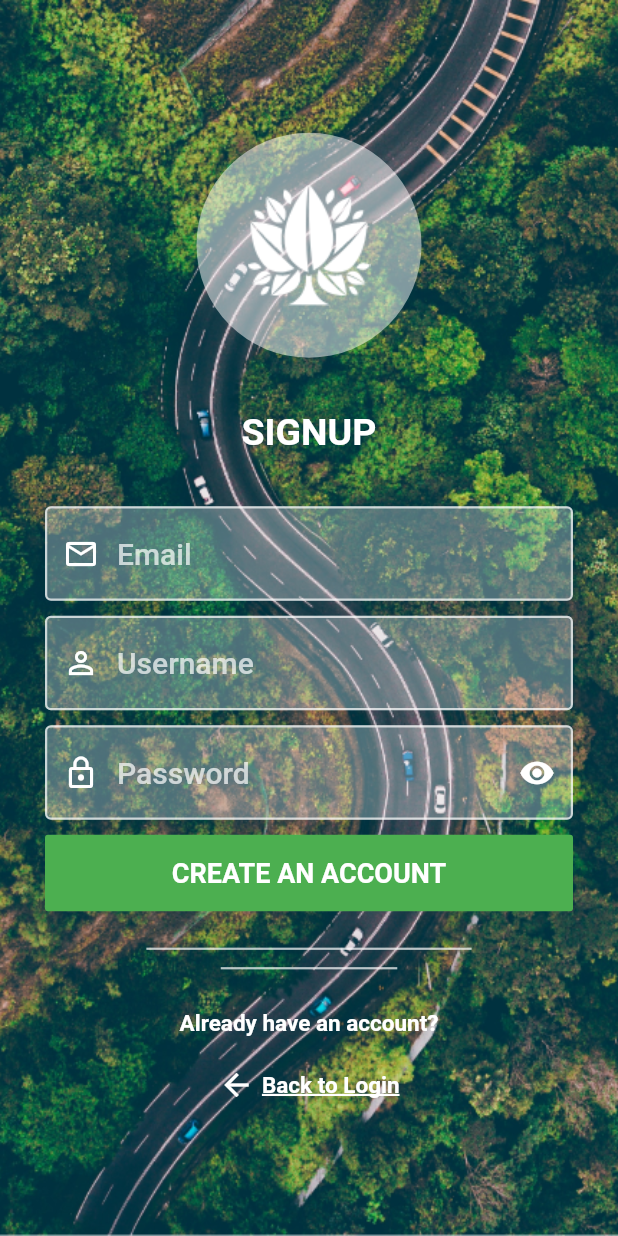
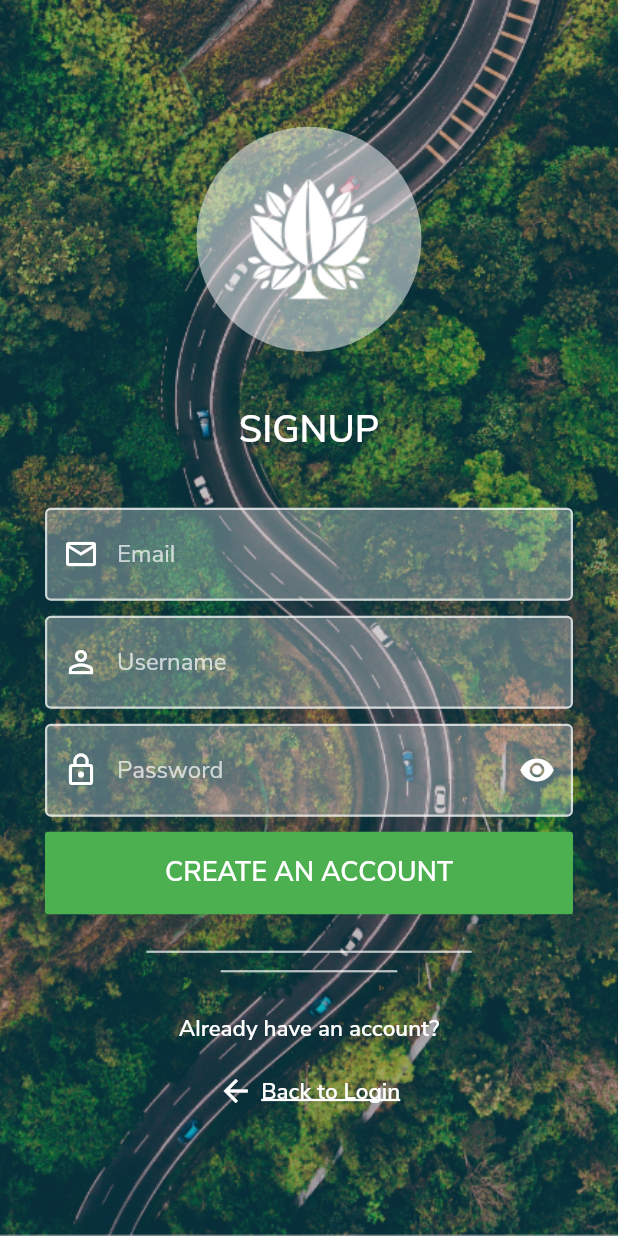
Before and after one commit to Rexsunon/LoginUi, a Flutter app: the screen it shows after launch, after a tap on "Create Now", on a phone screen of 412 x 824 dp. Run offline on Flutter 3.47's test engine with Material 2 defaults, Android fonts, the phone set to English and light mode, and no system bars; our stand-ins replace page_transition.

Commit message:
Add font

```diff
--- a/lib/main.dart
+++ b/lib/main.dart
@@ -13,6 +13,7 @@ class MyApp extends StatelessWidget {
       title: 'Flutter Demo',
       theme: ThemeData(
         primarySwatch: Colors.blue,
+        fontFamily: 'Nunito Sans',
       ),
       debugShowCheckedModeBanner: false,
       routes: {
--- a/lib/screens/login.dart
+++ b/lib/screens/login.dart
@@ -7,6 +7,7 @@ import 'sign_up.dart';
 
 class Login extends StatefulWidget {
   static const String id = "Login";
+
   @override
   _LoginState createState() => _LoginState();
 }
@@ -17,7 +18,7 @@ class _LoginState extends State<Login> {
   @override
   Widget build(BuildContext context) {
     return Scaffold(
-      resizeToAvoidBottomInset: true,
+      resizeToAvoidBottomInset: false,
       body: Center(
         child: Container(
           padding: EdgeInsets.all(30.0),
@@ -26,7 +27,8 @@ class _LoginState extends State<Login> {
             image: DecorationImage(
                 image: AssetImage("assets/images/bg.png"),
                 fit: BoxFit.cover,
-            ),
+                colorFilter: ColorFilter.mode(
+                    Color(0xFF222222).withOpacity(0.2), BlendMode.srcOver)),
           ),
           child: Column(
             crossAxisAlignment: CrossAxisAlignment.center,
@@ -133,8 +135,7 @@ class _LoginState extends State<Login> {
                           fontSize: 15.0,
                           decoration: TextDecoration.underline,
                           decorationColor: Colors.white,
-                        decorationThickness: 2.0
-                      ),
+                          decorationThickness: 2.0),
                     ),
                     SizedBox(width: 5.0),
                     Icon(
@@ -144,7 +145,7 @@ class _LoginState extends State<Login> {
                   ],
                 ),
                 onTap: () {
-                  Navigator.pushNamed(context, SignUp.id);
+                  Navigator.pushReplacementNamed(context, SignUp.id);
                 },
               ),
             ],
--- a/lib/screens/sign_up.dart
+++ b/lib/screens/sign_up.dart
@@ -5,7 +5,8 @@ import 'package:login_ui/widgets/text_Field.dart';
 import 'login.dart';
 
 class SignUp extends StatefulWidget {
-  static const String id = "Login";
+  static const String id = "Signup";
+
   @override
   _SignUpState createState() => _SignUpState();
 }
@@ -16,15 +17,16 @@ class _SignUpState extends State<SignUp> {
   @override
   Widget build(BuildContext context) {
     return Scaffold(
-      resizeToAvoidBottomInset: true,
+      resizeToAvoidBottomInset: false,
       body: Container(
         padding: EdgeInsets.all(30.0),
         decoration: BoxDecoration(
           color: Colors.transparent,
           image: DecorationImage(
-            image: AssetImage("assets/images/bg.png"),
-            fit: BoxFit.cover,
-          ),
+              image: AssetImage("assets/images/bg.png"),
+              fit: BoxFit.cover,
+              colorFilter: ColorFilter.mode(
+                  Color(0xFF222222).withOpacity(0.2), BlendMode.srcOver)),
         ),
         child: Column(
           crossAxisAlignment: CrossAxisAlignment.center,
@@ -79,7 +81,7 @@ class _SignUpState extends State<SignUp> {
               isPassword: _isPassword,
               inputType: TextInputType.visiblePassword,
               passwordVisibility:
-              _isPassword ? Icons.visibility : Icons.visibility_off,
+                  _isPassword ? Icons.visibility : Icons.visibility_off,
               showPassword: () {
                 setState(() {
                   _isPassword = !_isPassword;
@@ -134,13 +136,12 @@ class _SignUpState extends State<SignUp> {
                         fontSize: 15.0,
                         decoration: TextDecoration.underline,
                         decorationColor: Colors.white,
-                        decorationThickness: 2.0
-                    ),
+                        decorationThickness: 2.0),
                   )
                 ],
               ),
               onTap: () {
-                Navigator.pop(context);
+                Navigator.pushReplacementNamed(context, Login.id);
               },
             ),
           ],
--- a/lib/screens/splash_screen.dart
+++ b/lib/screens/splash_screen.dart
@@ -1,5 +1,6 @@
 import 'dart:async';
 
+import 'package:flutter/cupertino.dart';
 import 'package:flutter/material.dart';
 import 'package:login_ui/screens/login.dart';
 import 'package:page_transition/page_transition.dart';
@@ -35,11 +36,14 @@ class _SplashScreenState extends State<SplashScreen> {
   Widget build(BuildContext context) {
     return Scaffold(
       body: Container(
+        width: MediaQuery.of(context).size.width,
+        height: MediaQuery.of(context).size.height,
         decoration: BoxDecoration(
           color: Colors.transparent,
           image: DecorationImage(
             image: AssetImage("assets/images/bg.png"),
             fit: BoxFit.cover,
+            colorFilter: ColorFilter.mode(Color(0xFF222222).withOpacity(0.2), BlendMode.srcOver)
           ),
         ),
         child: Center(
--- a/lib/widgets/text_Field.dart
+++ b/lib/widgets/text_Field.dart
@@ -22,7 +22,10 @@ class LoginTextField extends StatelessWidget {
   Widget build(BuildContext context) {
     return TextField(
       style: TextStyle(
-          fontSize: 20.0, color: Colors.white, fontWeight: FontWeight.w500),
+          fontFamily: 'Nunito Sans',
+          fontSize: 16.0,
+          color: Colors.white,
+          fontWeight: FontWeight.w500),
       decoration: InputDecoration(
           prefixIcon: Icon(
             icon,
@@ -50,13 +53,13 @@ class LoginTextField extends StatelessWidget {
             onTap: showPassword,
           ),
           hintStyle: TextStyle(
-          fontSize: 20.0,
+            fontFamily: 'Nunito Sans',
+            fontSize: 16.0,
             color: Colors.white70,
             fontWeight: FontWeight.w500,
           ),
           filled: true,
-        fillColor: Colors.white30.withOpacity(0.3)
-      ),
+          fillColor: Colors.white30.withOpacity(0.3)),
       obscureText: isPassword,
       keyboardType: inputType,
     );
```
Also changed, not shown: pubspec.yaml (+7 -6 lines), fonts/NunitoSans-Bold.ttf (added), fonts/NunitoSans-Regular.ttf (added), fonts/NunitoSans-SemiBold.ttf (added). Lines whose indentation alone changed are shown as unchanged.
